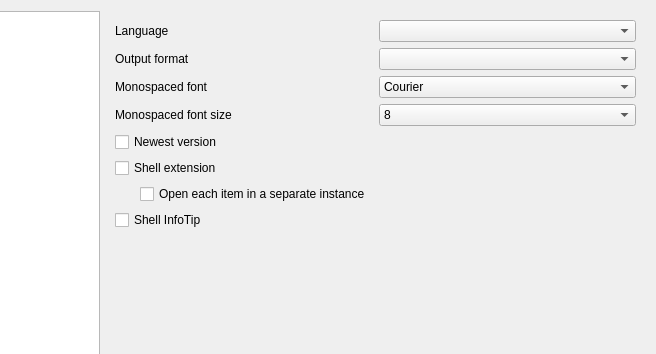
This is Source/GUI/Qt/prefs.ui in MediaArea/MediaInfo as Qt 5 draws it before an edit; both pictures show x 167 to 823 and y 0 to 354 of the 823 by 441 pixel window. The edited form follows.
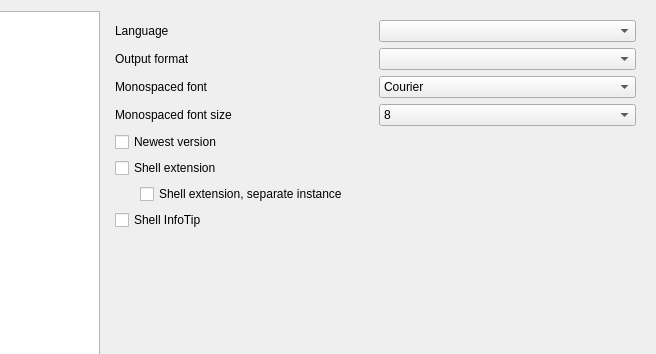
This is the edited form.

Commit message: Windows/Qt GUI: Add translation for shellext separate instance

```diff
--- a/Source/GUI/Qt/prefs.ui
+++ b/Source/GUI/Qt/prefs.ui
@@ -294,7 +294,7 @@
               </sizepolicy>
              </property>
              <property name="text">
-              <string>Open each item in a separate instance</string>
+              <string>Shell extension, separate instance</string>
              </property>
             </widget>
            </item>
```
The commit also changes 40 other files.
